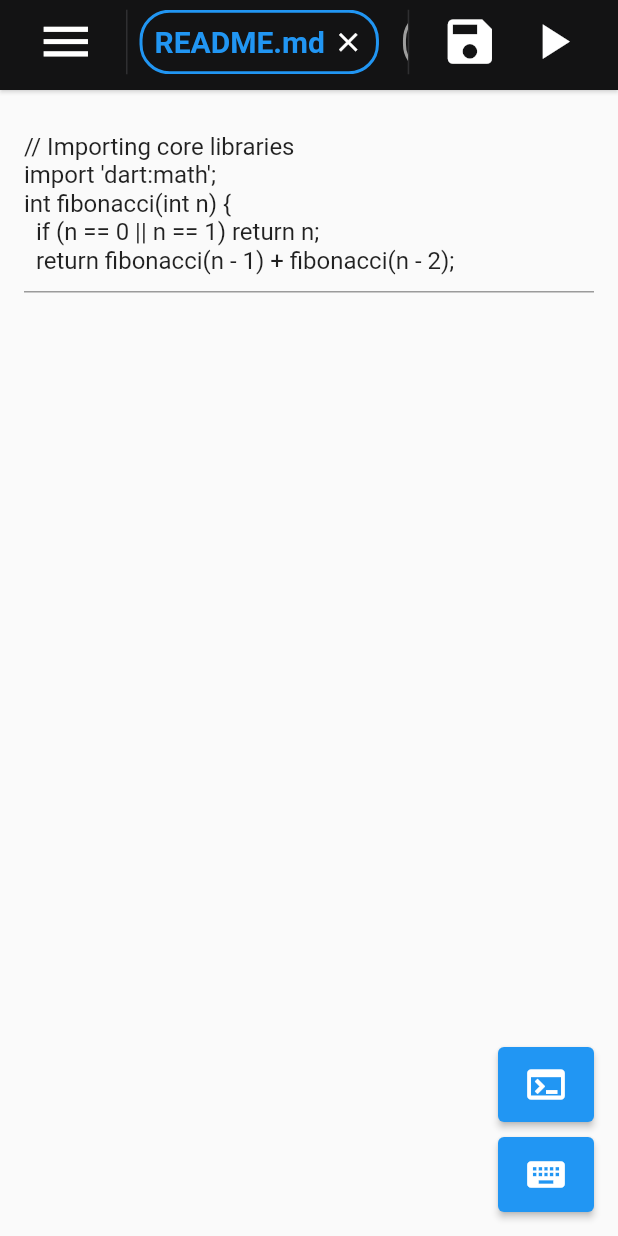
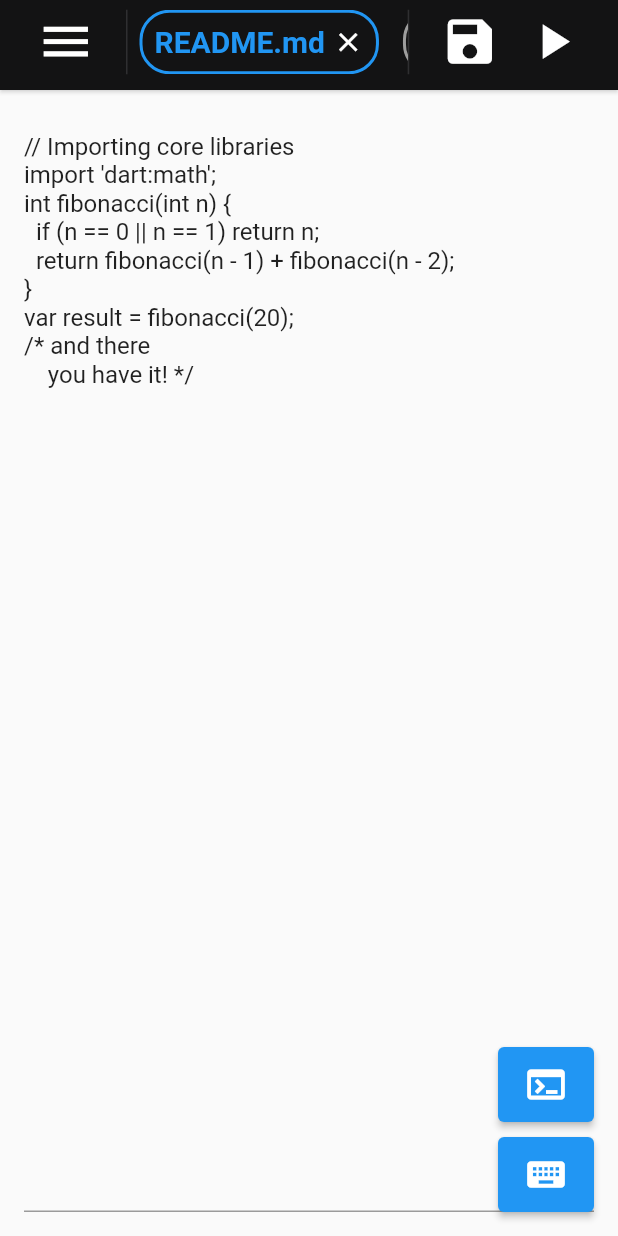
Before and after one commit to sangily/meoru_ide, a Flutter app: the screen it shows after launch, on a phone screen of 412 x 824 dp. Run offline on Flutter 3.47's test engine with Material 2 defaults, Android fonts, the phone set to English and light mode, and no system bars; our stand-ins replace device_preview.

Commit message:
mainPage code editor 작업 중2...

```diff
--- a/lib/screens/main/mainPage.dart
+++ b/lib/screens/main/mainPage.dart
@@ -1,5 +1,4 @@
 import 'package:flutter/material.dart';
-import 'package:flutter_syntax_view/flutter_syntax_view.dart';
 import 'package:meoru_ide/providers/common.dart';
 import 'package:meoru_ide/providers/explorer.dart';
 import 'package:meoru_ide/screens/topbar/topbar.dart';
@@ -39,9 +38,14 @@ class _MyFormState extends State<MyForm> {
             padding: const EdgeInsets.all(16.0),
             child: Column(
               children: <Widget>[
-                TextFormField(
+                SizedBox(
+                  height: context.watch<CommonProvider>().bodyHeight - 32.0,
+                  width: context.watch<CommonProvider>().screenWidth - 32.0,
+                  child: TextFormField(
                     initialValue: code,
-                  maxLines: 5,
+                    minLines: null,
+                    maxLines: null,
+                    expands: true,
                     keyboardType: TextInputType.multiline,
                     decoration: InputDecoration(
                       // border: InputBorder.none,
@@ -49,6 +53,7 @@ class _MyFormState extends State<MyForm> {
                     onSaved: (value) {
                       name = value!;
                     },
+                  ),
                 ),
               ],
             ),
```
Lines whose indentation alone changed are shown as unchanged.
